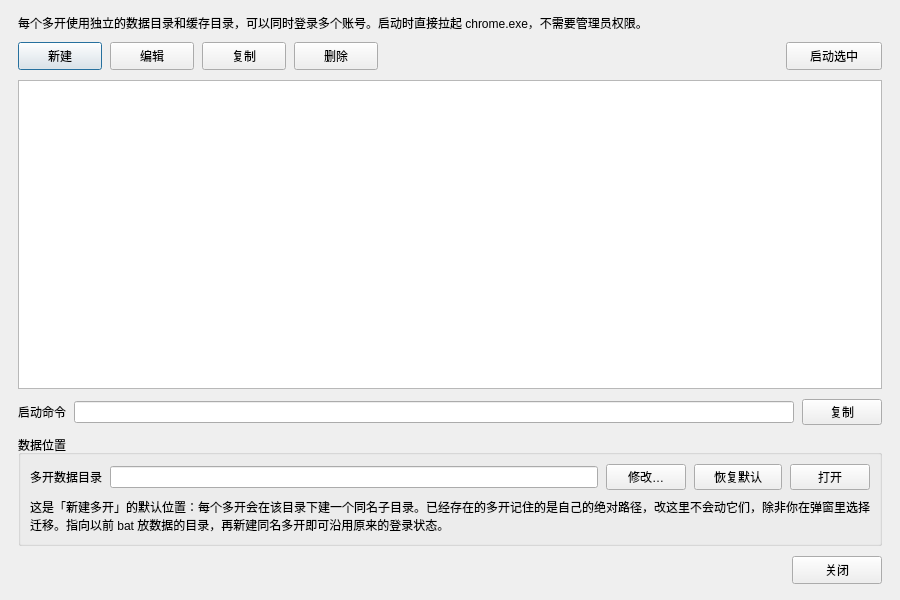
The window that chromemultiopenform.ui (BlueGhostJ/BG_Assistant) describes before a commit, drawn with Qt 5.
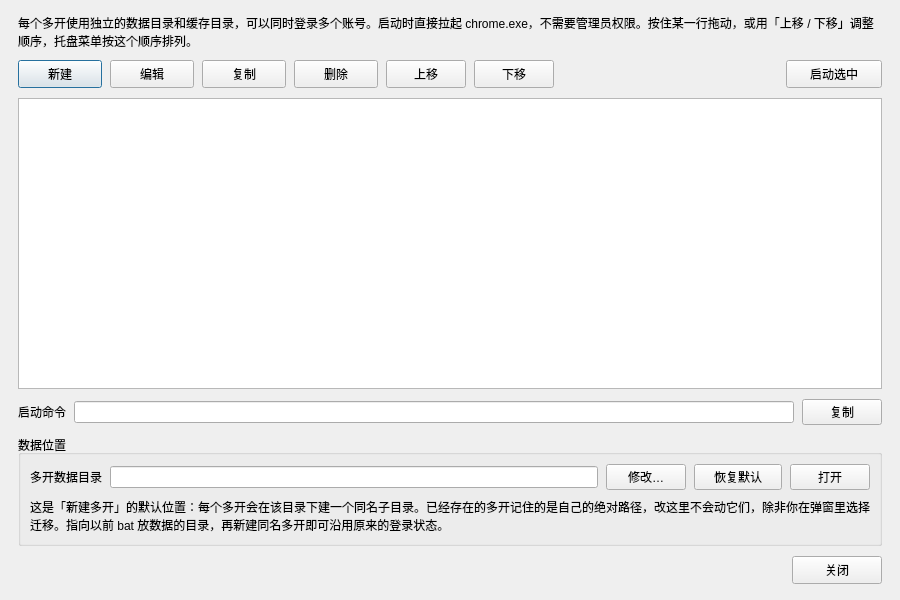
The same window after the commit.

Commit message:
feat(chrome): 多开列表支持拖动 / 上移下移调整顺序
- 表格开启拖动排序（按住行拖动），同时提供「上移 / 下移」按钮，两种方式都写回 ini 数组顺序，
  托盘菜单按这个顺序排列
- 落点由 eventFilter 截获后自己计算，再在下一轮事件循环里 move + 重存；
  不用 QTableWidget 的内建内部移动（会在落点留副本、源行留空）

The edit to the form file:
```diff
--- a/chromemultiopenform.ui
+++ b/chromemultiopenform.ui
@@ -38,7 +38,7 @@
    <item>
     <widget class="QLabel" name="hintLabel">
      <property name="text">
-      <string>每个多开使用独立的数据目录和缓存目录，可以同时登录多个账号。启动时直接拉起 chrome.exe，不需要管理员权限。</string>
+      <string>每个多开使用独立的数据目录和缓存目录，可以同时登录多个账号。启动时直接拉起 chrome.exe，不需要管理员权限。按住某一行拖动，或用「上移 / 下移」调整顺序，托盘菜单按这个顺序排列。</string>
      </property>
      <property name="wordWrap">
       <bool>true</bool>
@@ -102,6 +102,32 @@
        </property>
       </widget>
      </item>
+     <item>
+      <widget class="QPushButton" name="upButton">
+       <property name="minimumSize">
+        <size>
+         <width>60</width>
+         <height>28</height>
+        </size>
+       </property>
+       <property name="text">
+        <string>上移</string>
+       </property>
+      </widget>
+     </item>
+     <item>
+      <widget class="QPushButton" name="downButton">
+       <property name="minimumSize">
+        <size>
+         <width>60</width>
+         <height>28</height>
+        </size>
+       </property>
+       <property name="text">
+        <string>下移</string>
+       </property>
+      </widget>
+     </item>
      <item>
       <spacer name="toolbarSpacer">
        <property name="orientation">
```
The commit also changes 4 other files.
